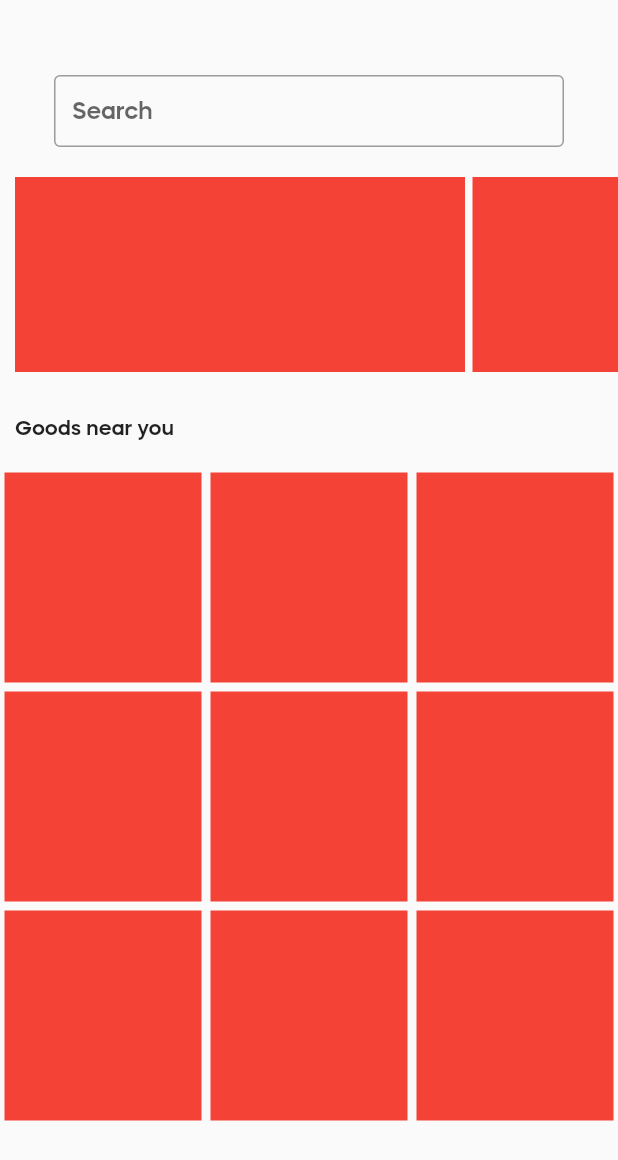
After one commit to vrevolverrr/MarketConnect, a Flutter app: the StoreScreen screen opened directly, on a phone screen of 412 x 824 dp. The commit adds this screen. Shown: the top 1160 px of the screen. Run offline on Flutter 3.47's test engine with Material 2 defaults, Android fonts, the phone set to English and light mode, and no system bars.

```diff
--- /dev/null
+++ b/app/lib/screens/store_screen.dart
@@ -0,0 +1,117 @@
+import 'package:app/widgets/advertisement_box.dart';
+import 'package:app/widgets/item_preview.dart';
+import 'package:flutter/material.dart';
+
+class StoreScreen extends StatefulWidget {
+  @override
+  _StoreScreenState createState() => _StoreScreenState();
+}
+
+class _StoreScreenState extends State<StoreScreen> {
+  @override
+  Widget build(BuildContext context) {
+    return Scaffold(
+      body: Center(
+        child: Column(
+          children: [
+            SizedBox(
+              height: 50.0,
+            ),
+            SizedBox(
+              width: 340.0,
+              child: TextField(
+                style: TextStyle(height: 1.6),
+                decoration: InputDecoration(
+                    hintText: "Search",
+                    border: OutlineInputBorder(),
+                    contentPadding:
+                        EdgeInsets.symmetric(vertical: 1.0, horizontal: 12.0)),
+              ),
+            ),
+            SizedBox(height: 20.0),
+            Padding(
+              padding: EdgeInsets.only(left: 10.0),
+              child: SingleChildScrollView(
+                scrollDirection: Axis.horizontal,
+                child: Row(
+                  children: [
+                    Padding(
+                      padding: EdgeInsets.only(right: 5.0),
+                      child: AdvertisementBox(),
+                    ),
+                    Padding(
+                      padding: EdgeInsets.only(right: 5.0),
+                      child: AdvertisementBox(),
+                    ),
+                  ],
+                ),
+              ),
+            ),
+            SizedBox(
+              height: 30.0,
+            ),
+            Align(
+                alignment: Alignment.centerLeft,
+                child: Padding(
+                  padding: EdgeInsets.only(left: 10.0),
+                  child: Text("Goods near you"),
+                )),
+            SizedBox(
+              height: 20.0,
+            ),
+            Row(
+              children: [
+                Expanded(
+                    child: Padding(
+                        padding: EdgeInsets.symmetric(horizontal: 3.0),
+                        child: ItemPreview())),
+                Expanded(
+                    child: Padding(
+                        padding: EdgeInsets.symmetric(horizontal: 3.0),
+                        child: ItemPreview())),
+                Expanded(
+                    child: Padding(
+                        padding: EdgeInsets.symmetric(horizontal: 3.0),
+                        child: ItemPreview())),
+              ],
+            ),
+            SizedBox(height: 6.0),
+            Row(
+              children: [
+                Expanded(
+                    child: Padding(
+                        padding: EdgeInsets.symmetric(horizontal: 3.0),
+                        child: ItemPreview())),
+                Expanded(
+                    child: Padding(
+                        padding: EdgeInsets.symmetric(horizontal: 3.0),
+                        child: ItemPreview())),
+                Expanded(
+                    child: Padding(
+                        padding: EdgeInsets.symmetric(horizontal: 3.0),
+                        child: ItemPreview())),
+              ],
+            ),
+            SizedBox(height: 6.0),
+            Row(
+              children: [
+                Expanded(
+                    child: Padding(
+                        padding: EdgeInsets.symmetric(horizontal: 3.0),
+                        child: ItemPreview())),
+                Expanded(
+                    child: Padding(
+                        padding: EdgeInsets.symmetric(horizontal: 3.0),
+                        child: ItemPreview())),
+                Expanded(
+                    child: Padding(
+                        padding: EdgeInsets.symmetric(horizontal: 3.0),
+                        child: ItemPreview())),
+              ],
+            )
+          ],
+        ),
+      ),
+    );
+  }
+}
--- a/app/lib/widgets/shop_preview.dart
+++ b/app/lib/widgets/item_preview.dart
@@ -1,6 +1,6 @@
 import 'package:flutter/material.dart';
 
-class ShopPreview extends StatelessWidget {
+class ItemPreview extends StatelessWidget {
   @override
   Widget build(BuildContext context) {
     return Container(
```
Also changed, not shown: app/lib/main.dart (+3 -6 lines), app/lib/screens/login.dart (added, +102 -0 lines), app/lib/screens/main_screen.dart (deleted, +0 -92 lines), app/lib/widgets/toggle_bar.dart (added, +95 -0 lines), app/pubspec.yaml (+13 -0 lines), app/assets/fonts/MazzardH-Bold.ttf (added), app/assets/fonts/MazzardH-Medium.ttf (added), app/assets/fonts/MazzardH-SemiBold.ttf (added), app/lib/screens/search_screen.dart (added).
